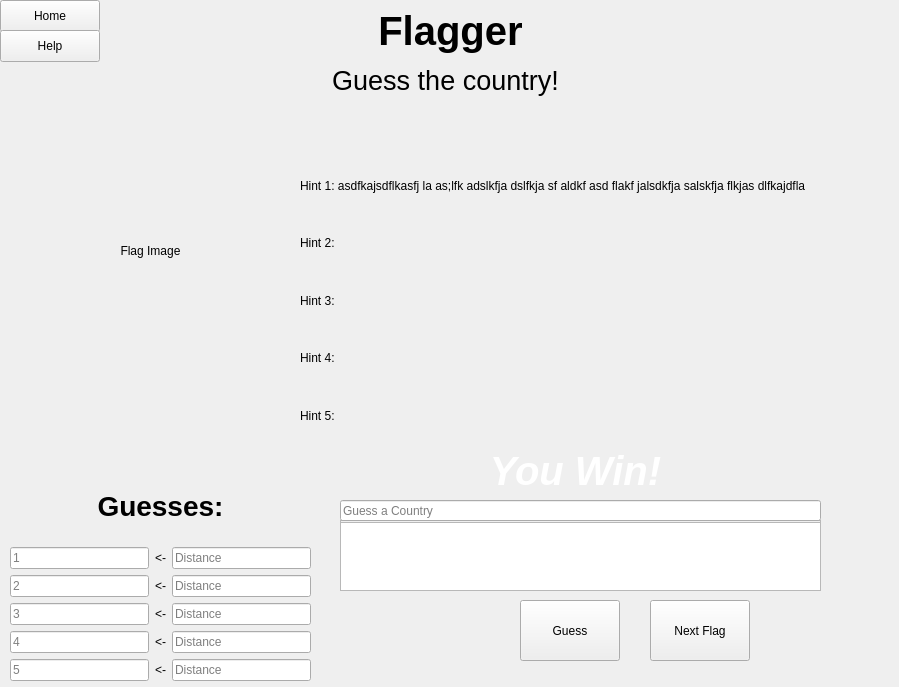
First picture: the form in gamewindow.ui, repository jesseandringa/FlagApp, before the edit.
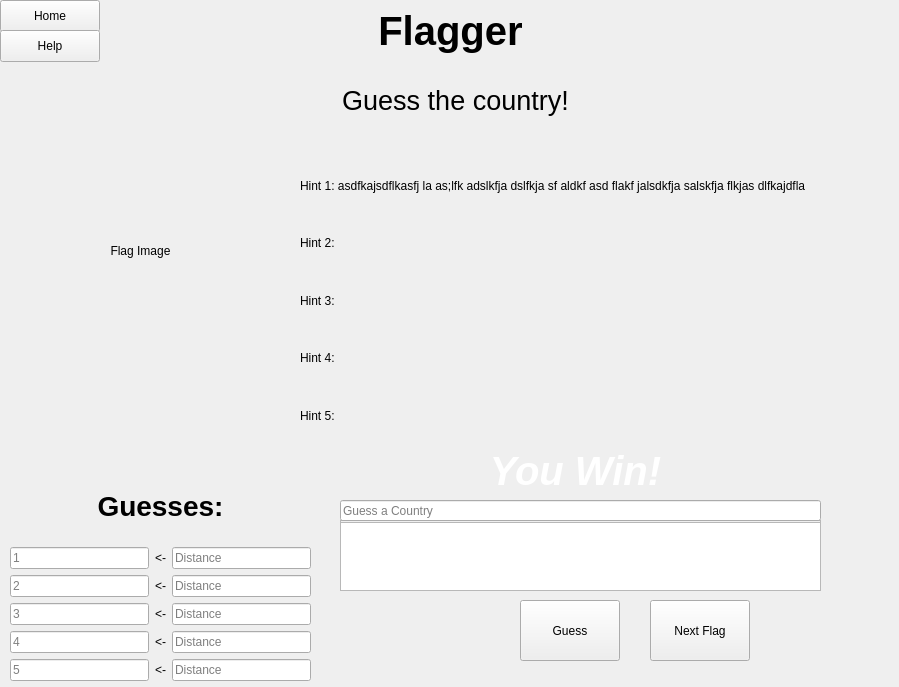
Second picture: the form after the edit. Custom widgets are drawn as their Qt base class.

Commit message: changed animations a bit, fixed guess box placeholdertext

```diff
--- a/gamewindow.ui
+++ b/gamewindow.ui
@@ -34,7 +34,7 @@
    <widget class="QLabel" name="flagImageLabel">
     <property name="geometry">
      <rect>
-      <x>10</x>
+      <x>0</x>
       <y>160</y>
       <width>281</width>
       <height>181</height>
@@ -47,27 +47,6 @@
      <set>Qt::AlignCenter</set>
     </property>
    </widget>
-   <widget class="QLabel" name="topLabel">
-    <property name="geometry">
-     <rect>
-      <x>330</x>
-      <y>60</y>
-      <width>231</width>
-      <height>41</height>
-     </rect>
-    </property>
-    <property name="font">
-     <font>
-      <pointsize>20</pointsize>
-     </font>
-    </property>
-    <property name="text">
-     <string>Guess the country!</string>
-    </property>
-    <property name="alignment">
-     <set>Qt::AlignCenter</set>
-    </property>
-   </widget>
    <widget class="QWidget" name="verticalLayoutWidget_2">
     <property name="geometry">
      <rect>
@@ -484,15 +463,42 @@
     <property name="geometry">
      <rect>
       <x>0</x>
-      <y>160</y>
-      <width>341</width>
-      <height>531</height>
+      <y>100</y>
+      <width>281</width>
+      <height>591</height>
      </rect>
     </property>
     <property name="layoutDirection">
      <enum>Qt::RightToLeft</enum>
     </property>
    </widget>
+   <widget class="QWidget" name="horizontalLayoutWidget">
+    <property name="geometry">
+     <rect>
+      <x>270</x>
+      <y>60</y>
+      <width>371</width>
+      <height>80</height>
+     </rect>
+    </property>
+    <layout class="QHBoxLayout" name="horizontalLayout_2">
+     <item>
+      <widget class="QLabel" name="topLabel">
+       <property name="font">
+        <font>
+         <pointsize>20</pointsize>
+        </font>
+       </property>
+       <property name="text">
+        <string>Guess the country!</string>
+       </property>
+       <property name="alignment">
+        <set>Qt::AlignCenter</set>
+       </property>
+      </widget>
+     </item>
+    </layout>
+   </widget>
    <zorder>winLabel</zorder>
    <zorder>flagImageLabel</zorder>
    <zorder>topLabel</zorder>
```
Left out of the diff: 2 changed lines with no effect on the pictures. The commit also changes 3 other files.
